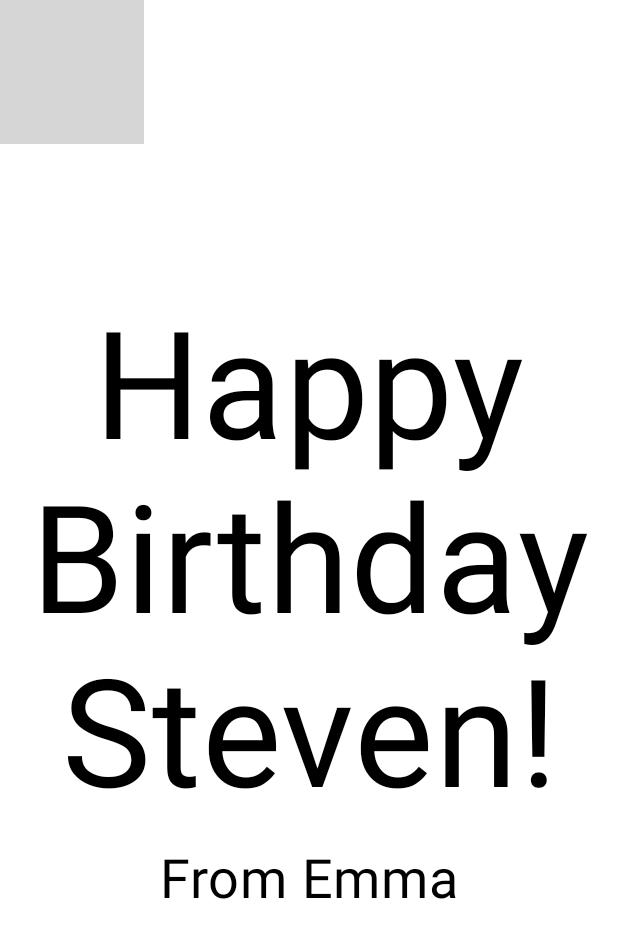
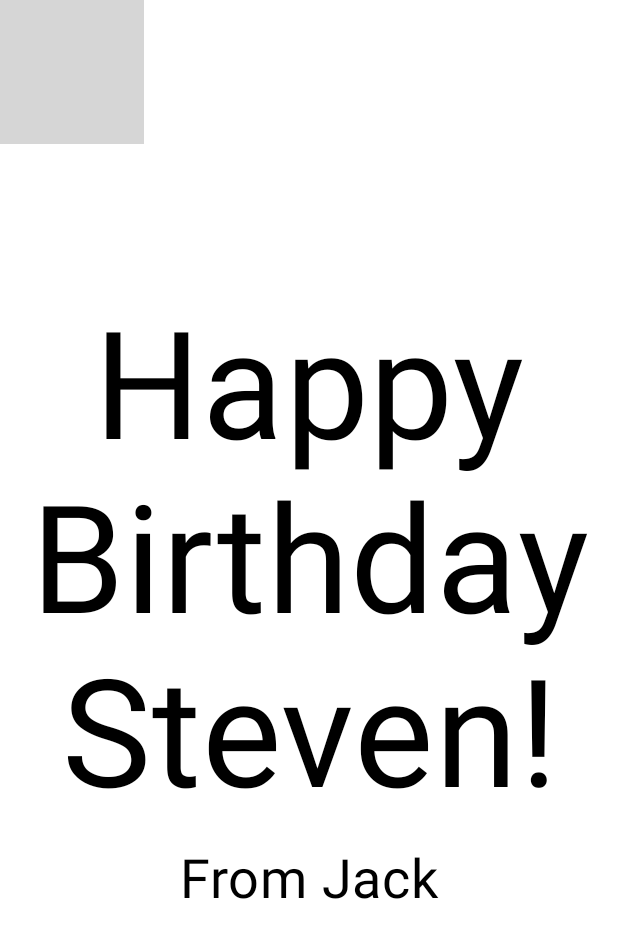
Before and after one commit to stevenbertolucci/Birthday_Card, an Android app built with Jetpack Compose: the @Preview function BirthdayCardPreview, on a phone screen of 412 x 824 dp. Shown: the top 938 px of the screen. Run offline under Robolectric (Android 15) with nearby library versions, the phone set to English and light mode, and no system bars; grey boxes are pictures that could not be loaded.

Commit message:
Fix typo

```diff
--- a/app/src/main/res/values/strings.xml
+++ b/app/src/main/res/values/strings.xml
@@ -1,5 +1,5 @@
 <resources>
     <string name="app_name">Happy Birthday</string>
     <string name="happy_birthday_text">Happy Birthday Steven!</string>
-    <string name="signature_text">From Emma</string>
+    <string name="signature_text">From Jack</string>
 </resources>
```
